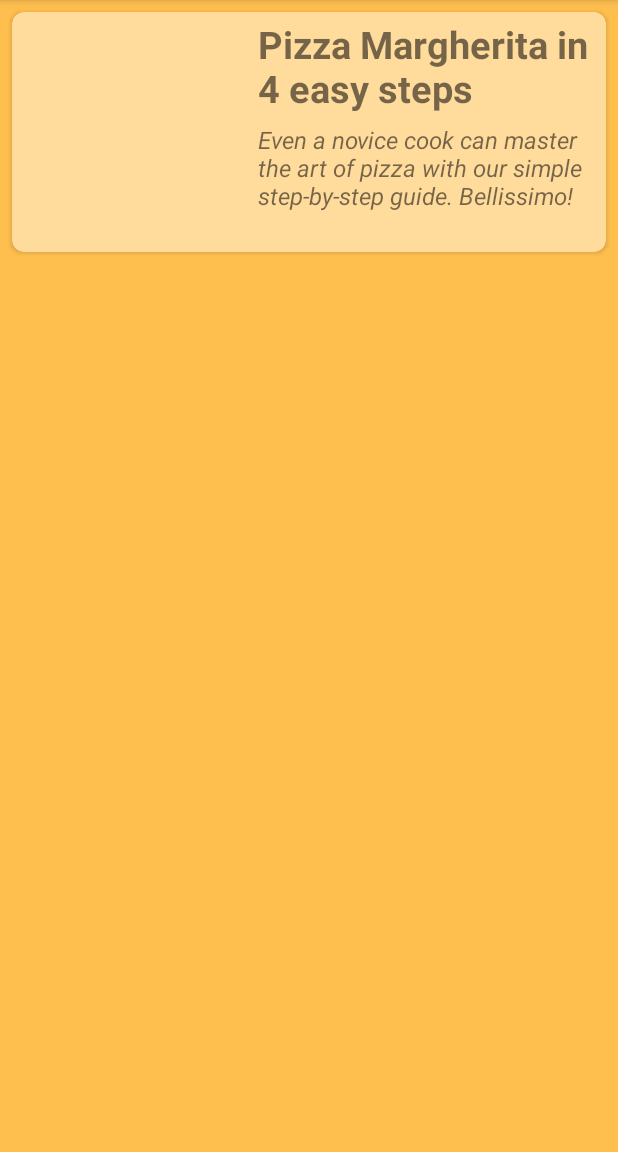
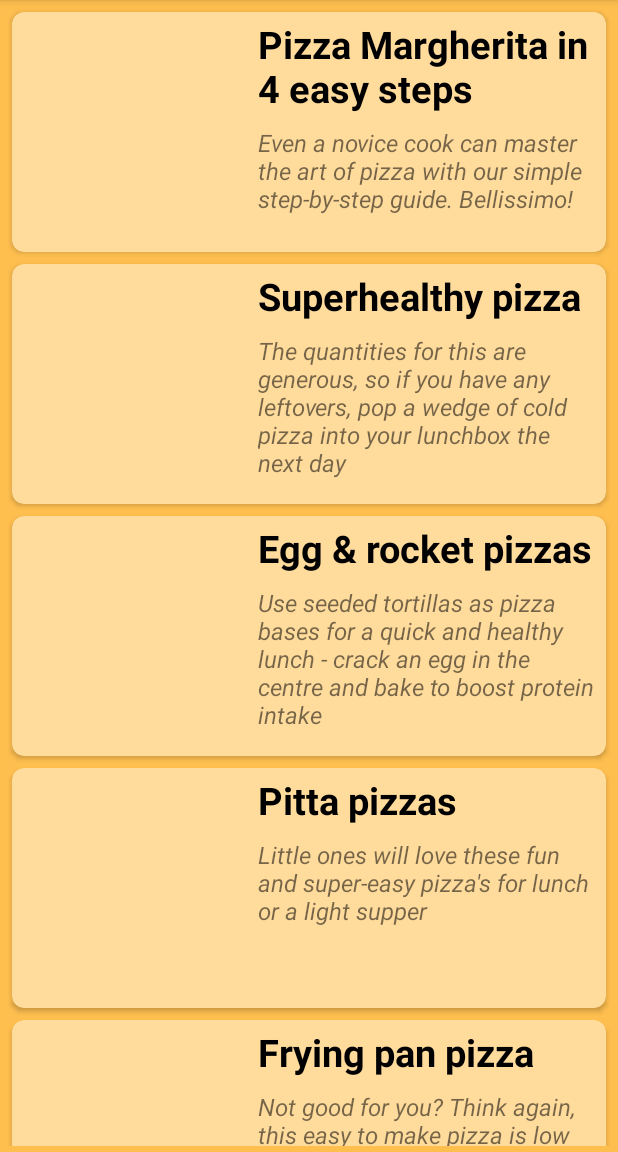
Before and after one commit to mrMNK/Android-education-projects, an Android app: the screen it shows after launch (MainActivity), on a phone screen of 412 x 824 dp, the part 84-1236 px from its top. Run offline under Robolectric (Android 15) with nearby library versions, the phone set to English and light mode, and no system bars; 1 statement that could not run was skipped.

Commit message:
Add RecipeActivity, add method to read recipes from json

```diff
--- a/PizzaRecipes2/app/src/main/AndroidManifest.xml
+++ b/PizzaRecipes2/app/src/main/AndroidManifest.xml
@@ -9,6 +9,7 @@
         android:roundIcon="@mipmap/ic_launcher_round"
         android:supportsRtl="true"
         android:theme="@style/AppTheme">
+        <activity android:name=".RecipeActivity"></activity>
         <activity android:name=".MainActivity">
             <intent-filter>
                 <action android:name="android.intent.action.MAIN" />
--- a/PizzaRecipes2/app/src/main/java/com/mrmnk/pizzarecipes/MainActivity.java
+++ b/PizzaRecipes2/app/src/main/java/com/mrmnk/pizzarecipes/MainActivity.java
@@ -1,18 +1,27 @@
 package com.mrmnk.pizzarecipes;
 
 import androidx.appcompat.app.AppCompatActivity;
+import androidx.appcompat.app.AppCompatDelegate;
 import androidx.recyclerview.widget.LinearLayoutManager;
 import androidx.recyclerview.widget.RecyclerView;
 
 import android.os.Bundle;
 
+import org.json.JSONArray;
+import org.json.JSONException;
+import org.json.JSONObject;
+
+import java.io.IOException;
+import java.io.InputStream;
 import java.util.ArrayList;
+
 
 public class MainActivity extends AppCompatActivity {
 
     private RecyclerView recyclerView;
     private RecyclerView.Adapter adapter;
     private RecyclerView.LayoutManager layoutManager;
+    final String recipesFileName = "recipes.json";
 
     @Override
     protected void onCreate(Bundle savedInstanceState) {
@@ -20,10 +29,7 @@ public class MainActivity extends AppCompatActivity {
         setContentView(R.layout.activity_main);
 
         ArrayList<PizzaRecipeItem> pizzaRecipeItems = new ArrayList<>();
-        pizzaRecipeItems.add(new PizzaRecipeItem("margherita",
-                "Pizza Margherita in 4 easy steps",
-                "Even a novice cook can master the art of pizza with our simple step-by-step guide. Bellissimo!",
-                "STEP 1\nMake the base: Put the flour into a large bowl, then stir in the yeast and salt. Make a well, pour in 200ml warm water and the olive oil and bring together with a wooden spoon until you have a soft, fairly wet dough. Turn onto a lightly floured surface and knead for 5 mins until smooth. Cover with a tea towel and set aside. You can leave the dough to rise if you like, but it’s not essential for a thin crust.\n\nSTEP 2\nMake the sauce: Mix the passata, basil and crushed garlic together, then season to taste. Leave to stand at room temperature while you get on with shaping the base.\n\nSTEP 3\nRoll out the dough: if you’ve let the dough rise, give it a quick knead, then split into two balls. On a floured surface, roll out the dough into large rounds, about 25cm across, using a rolling pin. The dough needs to be very thin as it will rise in the oven. Lift the rounds onto two floured baking sheets.\n\nSTEP 4\nTop and bake: heat the oven to 240C/220C fan/gas 8. Put another baking sheet or an upturned baking tray in the oven on the top shelf. Smooth sauce over bases with the back of a spoon. Scatter with cheese and tomatoes, drizzle with olive oil and season. Put one pizza, still on its baking sheet, on top of the preheated sheet or tray. Bake for 8-10 mins until crisp. Serve with a little more olive oil, and basil leaves if using. Repeat step for remaining pizza."));
+        fillRecipesArray(recipesFileName, pizzaRecipeItems);
 
         recyclerView = findViewById(R.id.recyclerView);
         adapter = new RecyclerViewAdapter(pizzaRecipeItems);
@@ -32,4 +38,39 @@ public class MainActivity extends AppCompatActivity {
         recyclerView.setAdapter(adapter);
         recyclerView.setLayoutManager(layoutManager);
     }
+
+    // Fills an ArrayList<PizzaRecipeItem> from a JSON file
+    private void fillRecipesArray (String fileName, ArrayList<PizzaRecipeItem> pizzaRecipeItems) {
+        try {
+            JSONObject jObject = new JSONObject(readFile(fileName));
+            JSONArray jArray = jObject.getJSONArray("pizzaRecipes");
+            for (int i = 0; i < jArray.length(); i++){
+                JSONObject recipeInfo = jArray.getJSONObject(i);
+                pizzaRecipeItems.add(new PizzaRecipeItem(recipeInfo.getString("image"),
+                        recipeInfo.getString("tittle"),
+                        recipeInfo.getString("previewText"),
+                        recipeInfo.getString("recipe")));
+            }
+        } catch (JSONException e) {
+            e.printStackTrace();
+        }
+    }
+
+    // Reads the file and returns the result as a string
+    private String readFile(String fileName){
+        byte[] buffer = null;
+        InputStream is;
+        try {
+            is = getAssets().open(fileName);
+            int size = is.available();
+            buffer = new byte[size];
+            is.read(buffer);
+            is.close();
+        } catch (IOException e) {
+            e.printStackTrace();
+        }
+        String str_data = new String(buffer);
+        return str_data;
+    }
+
 }
--- a/PizzaRecipes2/app/src/main/java/com/mrmnk/pizzarecipes/RecyclerViewAdapter.java
+++ b/PizzaRecipes2/app/src/main/java/com/mrmnk/pizzarecipes/RecyclerViewAdapter.java
@@ -1,15 +1,15 @@
 package com.mrmnk.pizzarecipes;
 
+import android.content.Intent;
 import android.view.LayoutInflater;
 import android.view.View;
 import android.view.ViewGroup;
 import android.widget.ImageView;
+import android.widget.RelativeLayout;
 import android.widget.TextView;
 
 import androidx.annotation.NonNull;
 import androidx.recyclerview.widget.RecyclerView;
-
-import java.lang.reflect.Field;
 import java.util.ArrayList;
 
 public class RecyclerViewAdapter extends RecyclerView.Adapter<RecyclerViewAdapter.RecyclerViewViewHolder> {
@@ -18,6 +18,7 @@ public class RecyclerViewAdapter extends RecyclerView.Adapter<RecyclerViewAdapte
 
     public static class RecyclerViewViewHolder extends RecyclerView.ViewHolder {
 
+        public RelativeLayout card;
         public ImageView pizzaImage;
         public TextView titleRecipeTextView;
         public TextView previewRecipeTextView;
@@ -25,6 +26,7 @@ public class RecyclerViewAdapter extends RecyclerView.Adapter<RecyclerViewAdapte
 
         public RecyclerViewViewHolder(@NonNull View itemView) {
             super(itemView);
+            card = itemView.findViewById(R.id.card);
             pizzaImage = itemView.findViewById(R.id.pizzaImage);
             titleRecipeTextView = itemView.findViewById(R.id.titleRecipeTextView);
             previewRecipeTextView = itemView.findViewById(R.id.previewRecipeTextView);
@@ -46,11 +48,23 @@ public class RecyclerViewAdapter extends RecyclerView.Adapter<RecyclerViewAdapte
 
     @Override
     public void onBindViewHolder(@NonNull RecyclerViewAdapter.RecyclerViewViewHolder holder, int position) {
-        PizzaRecipeItem pizzaRecipeItem = arrayList.get(position);
+        final PizzaRecipeItem pizzaRecipeItem = arrayList.get(position);
         holder.pizzaImage.setImageResource(pizzaRecipeItem.getImageResource());
         holder.titleRecipeTextView.setText(pizzaRecipeItem.getTitleText());
         holder.previewRecipeTextView.setText(pizzaRecipeItem.getPreviewText());
         holder.bodyRecipeText = pizzaRecipeItem.getRecipeBodyText();
+
+        holder.card.setOnClickListener (new View.OnClickListener() {
+            @Override
+            public void onClick(View v) {
+                Intent recipeIntent = new Intent(v.getContext(), RecipeActivity.class);
+                recipeIntent.putExtra("image", pizzaRecipeItem.getImageResource());
+                recipeIntent.putExtra("title", pizzaRecipeItem.getTitleText());
+                recipeIntent.putExtra("preview", pizzaRecipeItem.getPreviewText());
+                recipeIntent.putExtra("body", pizzaRecipeItem.getRecipeBodyText());
+                v.getContext().startActivity(recipeIntent);
+            }
+        });
     }
 
     @Override
@@ -58,5 +72,4 @@ public class RecyclerViewAdapter extends RecyclerView.Adapter<RecyclerViewAdapte
         return arrayList.size();
     }
 
-
 }
--- a/PizzaRecipes2/app/src/main/res/layout/recycler_view_item.xml
+++ b/PizzaRecipes2/app/src/main/res/layout/recycler_view_item.xml
@@ -5,12 +5,13 @@
     xmlns:app="http://schemas.android.com/apk/res-auto"
     xmlns:tools="http://schemas.android.com/tools"
     android:layout_width="match_parent"
-    android:layout_height="wrap_content"
+    android:layout_height="160dp"
     android:layout_margin="4dp"
     app:cardCornerRadius="8dp"
     app:cardBackgroundColor="@color/colorAccent">
 
     <RelativeLayout
+        android:id="@+id/card"
         android:layout_width="match_parent"
         android:layout_height="match_parent" >
 
@@ -23,17 +24,18 @@
         <TextView
             android:id="@+id/titleRecipeTextView"
             android:layout_width="match_parent"
-            android:layout_height="70dp"
+            android:layout_height="wrap_content"
             android:padding="4dp"
             android:text="Title"
             android:textStyle="bold"
             android:textSize="25sp"
+            android:textColor="@android:color/black"
             android:layout_toRightOf="@+id/pizzaImage"/>
 
         <TextView
             android:id="@+id/previewRecipeTextView"
             android:layout_width="match_parent"
-            android:layout_height="90dp"
+            android:layout_height="wrap_content"
             android:padding="4dp"
             android:textStyle="italic"
             android:textSize="16sp"
```
Also changed, not shown: PizzaRecipes2/app/src/main/assets/recipes.json (added, +55 -0 lines), PizzaRecipes2/app/src/main/java/com/mrmnk/pizzarecipes/RecipeActivity.java (added, +45 -0 lines), PizzaRecipes2/app/src/main/res/layout/activity_recipe.xml (added, +61 -0 lines), PizzaRecipes2/app/src/main/res/drawable-v24/caramelised_onion_and_bacon_tart.png (added), PizzaRecipes2/app/src/main/res/drawable-v24/cauliflower_crust_pizza.png (added), PizzaRecipes2/app/src/main/res/drawable-v24/chicken_tikka_masala_pizzas.png (added), PizzaRecipes2/app/src/main/res/drawable-v24/egg_rocket_pizzas.png (added), PizzaRecipes2/app/src/main/res/drawable-v24/frying_pan_pizza.png (added), PizzaRecipes2/app/src/main/res/drawable-v24/pitta_pizzas.png (added), PizzaRecipes2/app/src/main/res/drawable-v24/pizza_pasta_salad.png (added), PizzaRecipes2/app/src/main/res/drawable-v24/spinach_and_blue_cheese_pizza.png (added), PizzaRecipes2/app/src/main/res/drawable-v24/superhealthy_pizza.png (added), PizzaRecipes2/app/src/main/res/values/styles.xml (line endings or trailing spaces).
